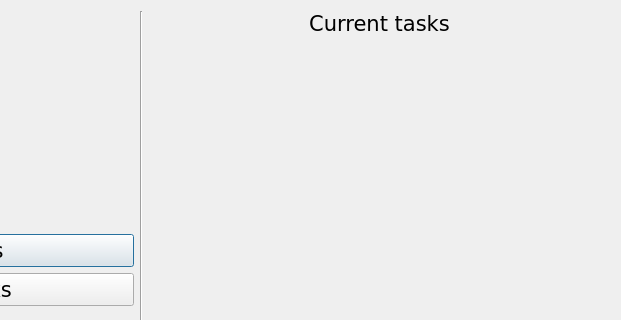
kusanekinov/CheckEng, file checkeng/dialogs/choose/choose.ui: the form before one commit; both pictures show x 339 to 960 and y 0 to 320 of the 960 by 540 pixel window.
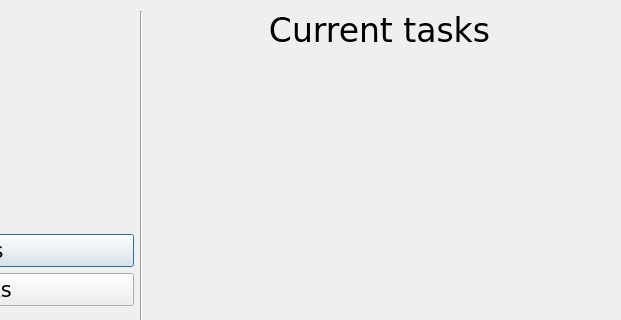
The form after the commit.

Patch:
```diff
--- a/checkeng/dialogs/choose/choose.ui
+++ b/checkeng/dialogs/choose/choose.ui
@@ -99,7 +99,7 @@
        <property name="font">
         <font>
          <family>DejaVu Sans</family>
-         <pointsize>16</pointsize>
+         <pointsize>25</pointsize>
          <weight>50</weight>
          <bold>false</bold>
         </font>
```
